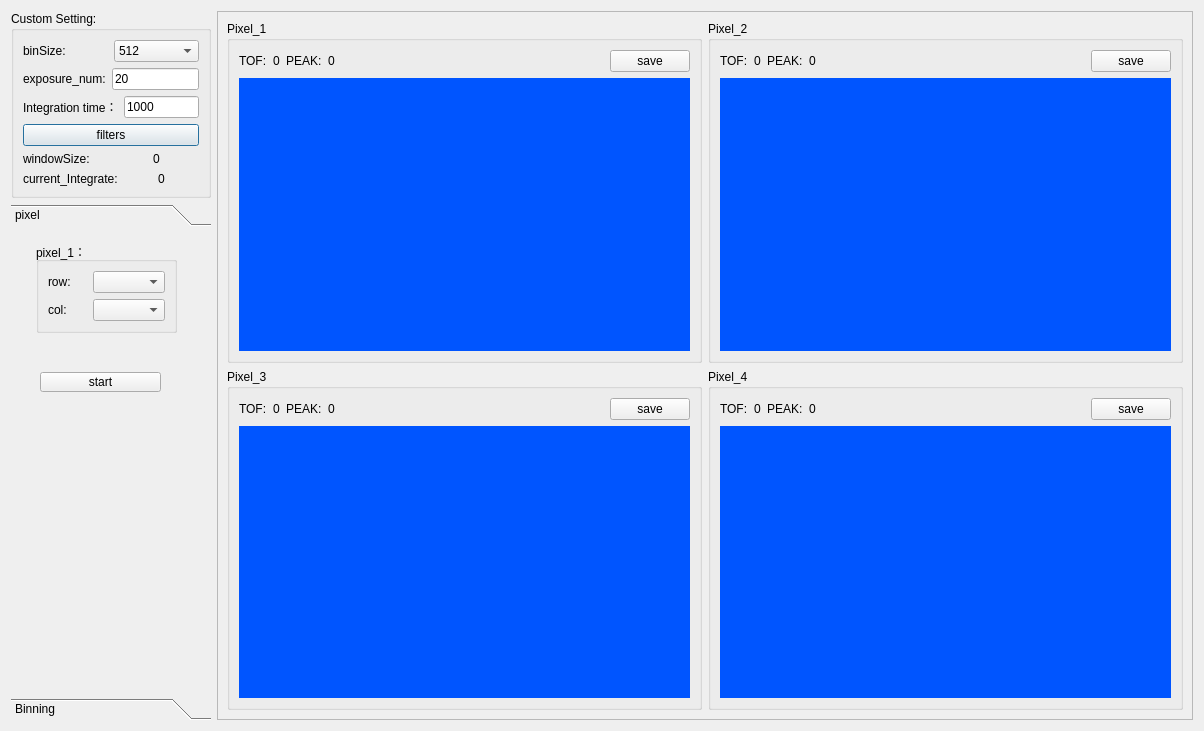
heathen557/VI4310_UV910, file hist_ma_dialog.ui: the form before one commit.
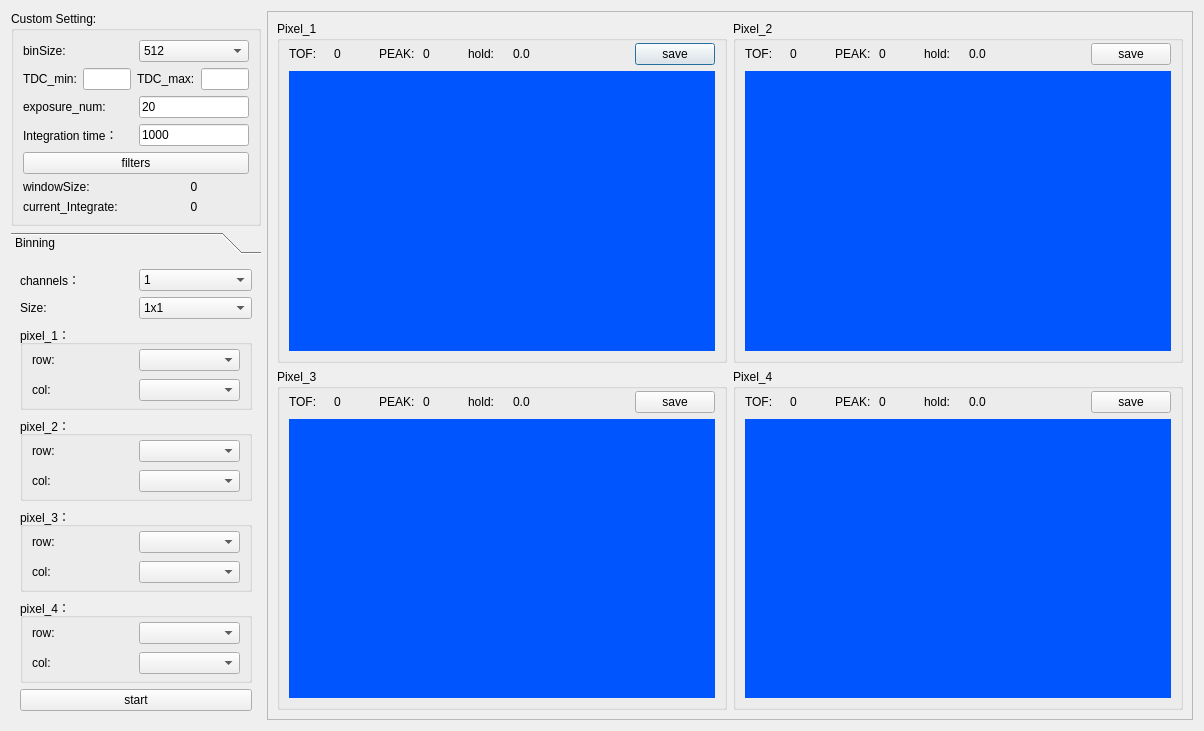
The form after the commit. The open tabs and pages were chosen to show the change. Icons and pictures are not drawn. Custom widgets are drawn as their Qt base class.

Commit message: MA算法的优化，前4条： 1） 增加TDC_min, TDC_max两项； 2） 保存histogram功能； 3） 计算hold值比例； 4） restart之后清空数据

```diff
--- a/hist_ma_dialog.ui
+++ b/hist_ma_dialog.ui
@@ -17,157 +17,7 @@
    <iconset resource="imgsource.qrc">
     <normaloff>:/new/prefix1/images/ccComputeStat.png</normaloff>:/new/prefix1/images/ccComputeStat.png</iconset>
   </property>
-  <layout class="QGridLayout" name="gridLayout_4">
-   <item row="0" column="0">
-    <widget class="QGroupBox" name="groupBox">
-     <property name="maximumSize">
-      <size>
-       <width>200</width>
-       <height>16777215</height>
-      </size>
-     </property>
-     <property name="title">
-      <string>Custom Setting:</string>
-     </property>
-     <layout class="QGridLayout" name="gridLayout_13">
-      <item row="0" column="0">
-       <layout class="QHBoxLayout" name="horizontalLayout_2">
-        <item>
-         <widget class="QLabel" name="label_2">
-          <property name="text">
-           <string>binSize:</string>
-          </property>
-         </widget>
-        </item>
-        <item>
-         <widget class="QComboBox" name="binSize_comboBox">
-          <property name="currentIndex">
-           <number>3</number>
-          </property>
-          <item>
-           <property name="text">
-            <string>64</string>
-           </property>
-          </item>
-          <item>
-           <property name="text">
-            <string>128</string>
-           </property>
-          </item>
-          <item>
-           <property name="text">
-            <string>256</string>
-           </property>
-          </item>
-          <item>
-           <property name="text">
-            <string>512</string>
-           </property>
-          </item>
-          <item>
-           <property name="text">
-            <string>1024</string>
-           </property>
-          </item>
-          <item>
-           <property name="text">
-            <string>4096</string>
-           </property>
-          </item>
-         </widget>
-        </item>
-       </layout>
-      </item>
-      <item row="1" column="0">
-       <layout class="QHBoxLayout" name="horizontalLayout_4">
-        <item>
-         <widget class="QLabel" name="label_7">
-          <property name="text">
-           <string>exposure_num:</string>
-          </property>
-         </widget>
-        </item>
-        <item>
-         <widget class="QLineEdit" name="exposure_num_lineEdit">
-          <property name="text">
-           <string>20</string>
-          </property>
-         </widget>
-        </item>
-       </layout>
-      </item>
-      <item row="2" column="0">
-       <layout class="QHBoxLayout" name="horizontalLayout_3">
-        <item>
-         <widget class="QLabel" name="label_6">
-          <property name="text">
-           <string>Integration time：</string>
-          </property>
-         </widget>
-        </item>
-        <item>
-         <widget class="QLineEdit" name="IntegrationTime_lineEdit">
-          <property name="text">
-           <string>1000</string>
-          </property>
-         </widget>
-        </item>
-       </layout>
-      </item>
-      <item row="3" column="0">
-       <widget class="QPushButton" name="filters_pushButton">
-        <property name="text">
-         <string>filters</string>
-        </property>
-       </widget>
-      </item>
-      <item row="4" column="0">
-       <layout class="QHBoxLayout" name="horizontalLayout_5">
-        <item>
-         <widget class="QLabel" name="label_8">
-          <property name="text">
-           <string>windowSize:</string>
-          </property>
-         </widget>
-        </item>
-        <item>
-         <widget class="QLabel" name="windowSize_label">
-          <property name="text">
-           <string>0</string>
-          </property>
-          <property name="alignment">
-           <set>Qt::AlignCenter</set>
-          </property>
-         </widget>
-        </item>
-       </layout>
-      </item>
-      <item row="5" column="0">
-       <layout class="QHBoxLayout" name="horizontalLayout_6">
-        <item>
-         <widget class="QLabel" name="label_9">
-          <property name="text">
-           <string>current_Integrate:</string>
-          </property>
-         </widget>
-        </item>
-        <item>
-         <widget class="QLabel" name="currentExposureNum_label">
-          <property name="text">
-           <string>0</string>
-          </property>
-          <property name="alignment">
-           <set>Qt::AlignCenter</set>
-          </property>
-         </widget>
-        </item>
-       </layout>
-      </item>
-     </layout>
-     <zorder>filters_pushButton</zorder>
-     <zorder>toolBox</zorder>
-    </widget>
-   </item>
+  <layout class="QGridLayout" name="gridLayout_4" columnstretch="0,0">
    <item row="0" column="1" rowspan="2">
     <widget class="QFrame" name="frame">
      <property name="frameShape">
@@ -179,12 +29,21 @@
      <layout class="QGridLayout" name="gridLayout_9">
       <item row="0" column="0">
        <widget class="QGroupBox" name="MA_groupBox_1">
+        <property name="sizePolicy">
+         <sizepolicy hsizetype="Expanding" vsizetype="Expanding">
+          <horstretch>0</horstretch>
+          <verstretch>0</verstretch>
+         </sizepolicy>
+        </property>
         <property name="title">
          <string>Pixel_1</string>
         </property>
         <layout class="QGridLayout" name="gridLayout_2" rowstretch="1,10">
+         <property name="topMargin">
+          <number>2</number>
+         </property>
          <item row="0" column="0">
-          <layout class="QHBoxLayout" name="horizontalLayout_8">
+          <layout class="QHBoxLayout" name="horizontalLayout_8" stretch="1,1,1,1,1,1,2,1">
            <item>
             <widget class="QLabel" name="label_3">
              <property name="text">
@@ -226,6 +85,20 @@
              </property>
             </widget>
            </item>
+           <item>
+            <widget class="QLabel" name="label_4">
+             <property name="text">
+              <string>hold:</string>
+             </property>
+            </widget>
+           </item>
+           <item>
+            <widget class="QLabel" name="hold1_label">
+             <property name="text">
+              <string>0.0</string>
+             </property>
+            </widget>
+           </item>
            <item>
             <spacer name="horizontalSpacer">
              <property name="orientation">
@@ -233,7 +106,7 @@
              </property>
              <property name="sizeHint" stdset="0">
               <size>
-               <width>223</width>
+               <width>88</width>
                <height>17</height>
               </size>
              </property>
@@ -263,9 +136,12 @@
         <property name="title">
          <string>Pixel_2</string>
         </property>
-        <layout class="QGridLayout" name="gridLayout_6" rowstretch="1,10">
+        <layout class="QGridLayout" name="gridLayout_7" rowstretch="1,10">
+         <property name="topMargin">
+          <number>2</number>
+         </property>
          <item row="0" column="0">
-          <layout class="QHBoxLayout" name="horizontalLayout_9">
+          <layout class="QHBoxLayout" name="horizontalLayout_9" stretch="1,1,1,1,1,1,2,1">
            <item>
             <widget class="QLabel" name="label_14">
              <property name="text">
@@ -306,6 +182,20 @@
              </property>
             </widget>
            </item>
+           <item>
+            <widget class="QLabel" name="label_28">
+             <property name="text">
+              <string>hold:</string>
+             </property>
+            </widget>
+           </item>
+           <item>
+            <widget class="QLabel" name="hold2_label">
+             <property name="text">
+              <string>0.0</string>
+             </property>
+            </widget>
+           </item>
            <item>
             <spacer name="horizontalSpacer_2">
              <property name="orientation">
@@ -313,7 +203,7 @@
              </property>
              <property name="sizeHint" stdset="0">
               <size>
-               <width>223</width>
+               <width>38</width>
                <height>17</height>
               </size>
              </property>
@@ -343,9 +233,12 @@
         <property name="title">
          <string>Pixel_3</string>
         </property>
-        <layout class="QGridLayout" name="gridLayout_7" rowstretch="1,10">
+        <layout class="QGridLayout" name="gridLayout_8" rowstretch="1,10">
+         <property name="topMargin">
+          <number>2</number>
+         </property>
          <item row="0" column="0">
-          <layout class="QHBoxLayout" name="horizontalLayout_10">
+          <layout class="QHBoxLayout" name="horizontalLayout_10" stretch="1,1,1,1,1,1,2,1">
            <item>
             <widget class="QLabel" name="label_16">
              <property name="text">
@@ -386,6 +279,20 @@
              </property>
             </widget>
            </item>
+           <item>
+            <widget class="QLabel" name="label_29">
+             <property name="text">
+              <string>hold:</string>
+             </property>
+            </widget>
+           </item>
+           <item>
+            <widget class="QLabel" name="hold3_label">
+             <property name="text">
+              <string>0.0</string>
+             </property>
+            </widget>
+           </item>
            <item>
             <spacer name="horizontalSpacer_3">
              <property name="orientation">
@@ -393,7 +300,7 @@
              </property>
              <property name="sizeHint" stdset="0">
               <size>
-               <width>223</width>
+               <width>38</width>
                <height>17</height>
               </size>
              </property>
@@ -423,9 +330,12 @@
         <property name="title">
          <string>Pixel_4</string>
         </property>
-        <layout class="QGridLayout" name="gridLayout_8" rowstretch="1,10">
+        <layout class="QGridLayout" name="gridLayout_6" rowstretch="1,10">
+         <property name="topMargin">
+          <number>2</number>
+         </property>
          <item row="0" column="0">
-          <layout class="QHBoxLayout" name="horizontalLayout_11">
+          <layout class="QHBoxLayout" name="horizontalLayout_11" stretch="1,1,1,1,1,1,2,1">
            <item>
             <widget class="QLabel" name="label_18">
              <property name="text">
@@ -466,6 +376,20 @@
              </property>
             </widget>
            </item>
+           <item>
+            <widget class="QLabel" name="label_30">
+             <property name="text">
+              <string>hold:</string>
+             </property>
+            </widget>
+           </item>
+           <item>
+            <widget class="QLabel" name="hold4_label">
+             <property name="text">
+              <string>0.0</string>
+             </property>
+            </widget>
+           </item>
            <item>
             <spacer name="horizontalSpacer_4">
              <property name="orientation">
@@ -473,7 +397,7 @@
              </property>
              <property name="sizeHint" stdset="0">
               <size>
-               <width>223</width>
+               <width>48</width>
                <height>17</height>
               </size>
              </property>
@@ -501,85 +425,199 @@
      </layout>
     </widget>
    </item>
+   <item row="0" column="0">
+    <widget class="QGroupBox" name="groupBox">
+     <property name="maximumSize">
+      <size>
+       <width>250</width>
+       <height>16777215</height>
+      </size>
+     </property>
+     <property name="title">
+      <string>Custom Setting:</string>
+     </property>
+     <layout class="QGridLayout" name="gridLayout_3">
+      <item row="0" column="0">
+       <layout class="QHBoxLayout" name="horizontalLayout_2">
+        <item>
+         <widget class="QLabel" name="label_2">
+          <property name="text">
+           <string>binSize:</string>
+          </property>
+          <property name="alignment">
+           <set>Qt::AlignLeading|Qt::AlignLeft|Qt::AlignVCenter</set>
+          </property>
+         </widget>
+        </item>
+        <item>
+         <widget class="QComboBox" name="binSize_comboBox">
+          <property name="currentIndex">
+           <number>3</number>
+          </property>
+          <item>
+           <property name="text">
+            <string>64</string>
+           </property>
+          </item>
+          <item>
+           <property name="text">
+            <string>128</string>
+           </property>
+          </item>
+          <item>
+           <property name="text">
+            <string>256</string>
+           </property>
+          </item>
+          <item>
+           <property name="text">
+            <string>512</string>
+           </property>
+          </item>
+          <item>
+           <property name="text">
+            <string>1024</string>
+           </property>
+          </item>
+          <item>
+           <property name="text">
+            <string>4096</string>
+           </property>
+          </item>
+         </widget>
+        </item>
+       </layout>
+      </item>
+      <item row="1" column="0">
+       <layout class="QHBoxLayout" name="horizontalLayout_12">
+        <item>
+         <widget class="QLabel" name="label_26">
+          <property name="text">
+           <string>TDC_min:</string>
+          </property>
+         </widget>
+        </item>
+        <item>
+         <widget class="QLineEdit" name="TDC_min_lineEdit"/>
+        </item>
+        <item>
+         <widget class="QLabel" name="label_27">
+          <property name="text">
+           <string>TDC_max:</string>
+          </property>
+         </widget>
+        </item>
+        <item>
+         <widget class="QLineEdit" name="TDC_max_lineEdit"/>
+        </item>
+       </layout>
+      </item>
+      <item row="2" column="0">
+       <layout class="QHBoxLayout" name="horizontalLayout_4" stretch="1,1">
+        <item>
+         <widget class="QLabel" name="label_7">
+          <property name="text">
+           <string>exposure_num:</string>
+          </property>
+         </widget>
+        </item>
+        <item>
+         <widget class="QLineEdit" name="exposure_num_lineEdit">
+          <property name="text">
+           <string>20</string>
+          </property>
+         </widget>
+        </item>
+       </layout>
+      </item>
+      <item row="3" column="0">
+       <layout class="QHBoxLayout" name="horizontalLayout_3" stretch="1,1">
+        <item>
+         <widget class="QLabel" name="label_6">
+          <property name="text">
+           <string>Integration time：</string>
+          </property>
+         </widget>
+        </item>
+        <item>
+         <widget class="QLineEdit" name="IntegrationTime_lineEdit">
+          <property name="text">
+           <string>1000</string>
+          </property>
+         </widget>
+        </item>
+       </layout>
+      </item>
+      <item row="4" column="0">
+       <widget class="QPushButton" name="filters_pushButton">
+        <property name="text">
+         <string>filters</string>
+        </property>
+       </widget>
+      </item>
+      <item row="5" column="0">
+       <layout class="QHBoxLayout" name="horizontalLayout_5">
+        <item>
+         <widget class="QLabel" name="label_8">
+          <property name="text">
+           <string>windowSize:</string>
+          </property>
+         </widget>
+        </item>
+        <item>
+         <widget class="QLabel" name="windowSize_label">
+          <property name="text">
+           <string>0</string>
+          </property>
+          <property name="alignment">
+           <set>Qt::AlignCenter</set>
+          </property>
+         </widget>
+        </item>
+       </layout>
+      </item>
+      <item row="6" column="0">
+       <layout class="QHBoxLayout" name="horizontalLayout_6">
+        <item>
+         <widget class="QLabel" name="label_9">
+          <property name="text">
+           <string>current_Integrate:</string>
+          </property>
+         </widget>
+        </item>
+        <item>
+         <widget class="QLabel" name="currentExposureNum_label">
+          <property name="text">
+           <string>0</string>
+          </property>
+          <property name="alignment">
+           <set>Qt::AlignCenter</set>
+          </property>
+         </widget>
+        </item>
+       </layout>
+      </item>
+     </layout>
+    </widget>
+   </item>
    <item row="1" column="0">
     <widget class="QToolBox" name="toolBox">
      <property name="maximumSize">
       <size>
-       <width>200</width>
+       <width>250</width>
        <height>16777215</height>
       </size>
      </property>
      <property name="currentIndex">
       <number>1</number>
      </property>
-     <widget class="QWidget" name="page">
-      <property name="geometry">
-       <rect>
-        <x>0</x>
-        <y>0</y>
-        <width>200</width>
-        <height>464</height>
-       </rect>
-      </property>
-      <attribute name="label">
-       <string>pixel</string>
-      </attribute>
-      <widget class="QGroupBox" name="groupBox_2">
-       <property name="geometry">
-        <rect>
-         <x>25</x>
-         <y>10</y>
-         <width>141</width>
-         <height>91</height>
-        </rect>
-       </property>
-       <property name="title">
-        <string>pixel_1：</string>
-       </property>
-       <layout class="QGridLayout" name="gridLayout_3">
-        <item row="0" column="0">
-         <widget class="QLabel" name="label_4">
-          <property name="text">
-           <string>row:</string>
-          </property>
-         </widget>
-        </item>
-        <item row="0" column="1">
-         <widget class="QComboBox" name="channel_1_row_comboBox"/>
-        </item>
-        <item row="1" column="0">
-         <widget class="QLabel" name="label_5">
-          <property name="text">
-           <string>col:</string>
-          </property>
-         </widget>
-        </item>
-        <item row="1" column="1">
-         <widget class="QComboBox" name="channel_1_col_comboBox"/>
-        </item>
-       </layout>
-      </widget>
-      <widget class="QPushButton" name="start_pushButton">
-       <property name="geometry">
-        <rect>
-         <x>29</x>
-         <y>140</y>
-         <width>121</width>
-         <height>20</height>
-        </rect>
-       </property>
-       <property name="text">
-        <string>start</string>
-       </property>
-      </widget>
-     </widget>
      <widget class="QWidget" name="page_2">
       <property name="geometry">
        <rect>
         <x>0</x>
         <y>0</y>
-        <width>200</width>
-        <height>464</height>
+        <width>250</width>
+        <height>460</height>
        </rect>
       </property>
       <attribute name="label">
```
Left out of the diff: 4 changed lines with no effect on the pictures. The commit also changes 15 other files.
